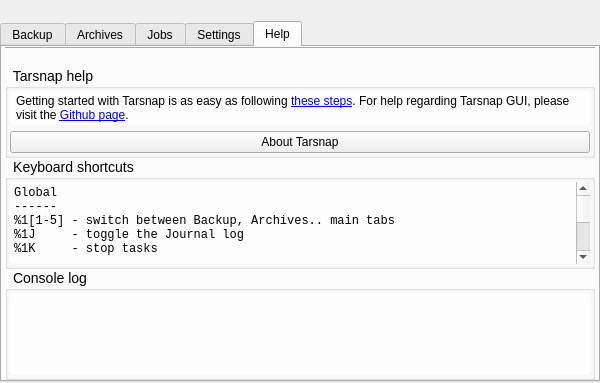
Tarsnap/tarsnap-gui, file forms/mainwindow.ui: the form before one commit; both pictures show x 0 to 600 and y 0 to 383 of the 600 by 600 pixel window.
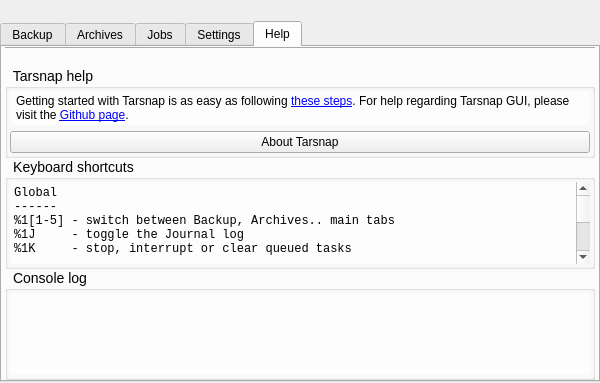
The form after the commit. The open tabs and pages were chosen to show the change. Icons and pictures are not drawn. Custom widgets are drawn as their Qt base class.

Commit message: Adjustment to delete keys for Backup list items.

The edit to the form file:
```diff
--- a/forms/mainwindow.ui
+++ b/forms/mainwindow.ui
@@ -2118,13 +2118,14 @@
 ------
 %1[1-5] - switch between Backup, Archives.. main tabs
 %1J     - toggle the Journal log
-%1K     - stop tasks
+%1K     - stop, interrupt or clear queued tasks
 
 Backup tab
 ----------
+%1B         - execute Backup for current list
 %1O         - open the File Browser
-%1backspace - clear the Backup list
-backspace   - remove selected items from the Backup list
+%3, %4      - remove selected item(s) from the Backup list
+%1%3, %1%4  - clear the Backup list
 
 Archives tab
 ------------
```
Left out of the diff: 2 changed lines with no effect on the pictures. The commit also changes 2 other files.
